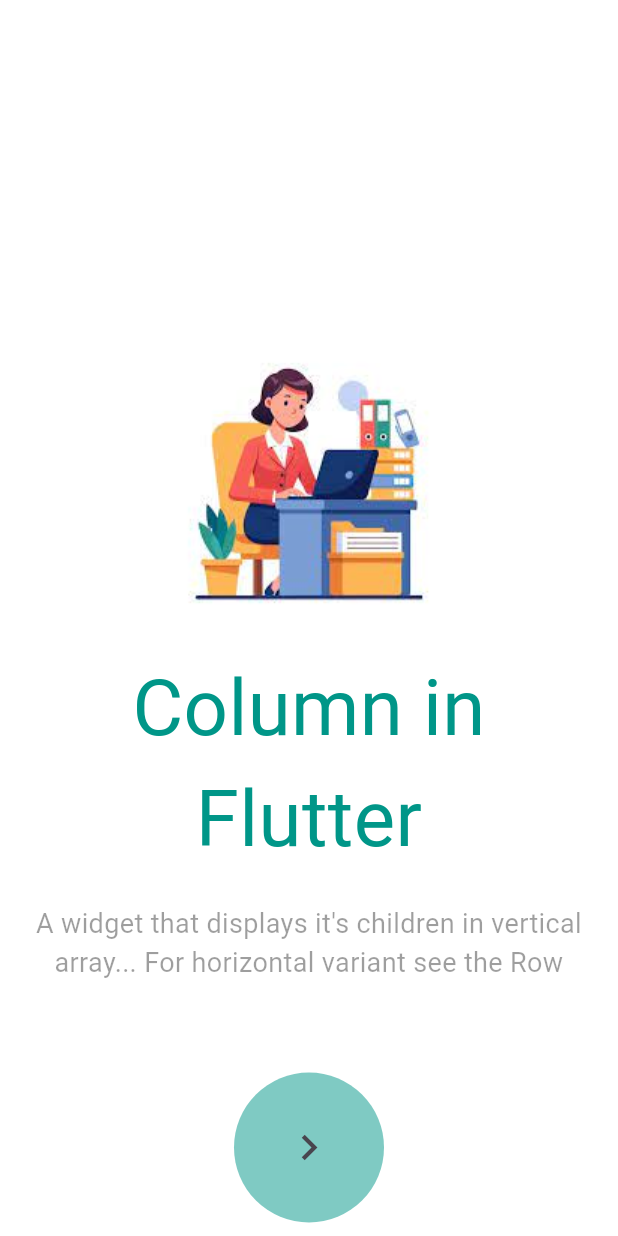
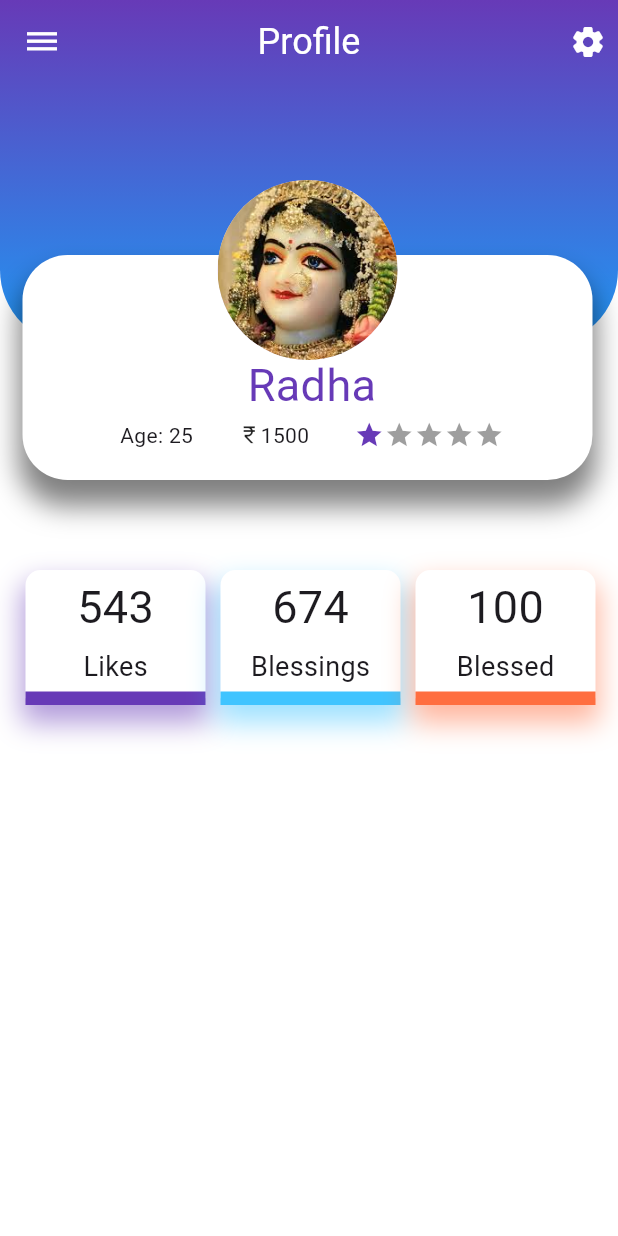
Before and after one commit to poojac-nt/Flutter_Training, a Flutter app: the screen it shows after launch, on a phone screen of 412 x 824 dp. Run offline on Flutter 3.47's test engine with Material 3 defaults, Android fonts, the phone set to English and light mode, and no system bars; drawn by our look-alikes of flutter_rating_bar.

Commit message:
Completed one screen using row,column,stack

```diff
--- a/lib/main.dart
+++ b/lib/main.dart
@@ -1,5 +1,6 @@
 import 'package:flutter/material.dart';
 import 'package:flutter_practice/widgets/column/home_screen.dart';
+import 'package:flutter_practice/widgets/row/home_screen.dart';
 
 void main() {
   runApp(const MyApp());
@@ -18,6 +19,6 @@ class MyApp extends StatelessWidget {
           colorScheme: ColorScheme.fromSeed(seedColor: Colors.deepPurple),
           useMaterial3: true,
         ),
-        home: const ColumnExample());
+        home: const RowExample());
   }
 }
--- a/lib/widgets/column/home_screen.dart
+++ b/lib/widgets/column/home_screen.dart
@@ -11,29 +11,29 @@ class ColumnExample extends StatelessWidget {
         padding: const EdgeInsets.all(10.0),
         child: Column(
           children: [
-            SizedBox(height: 200),
+            const SizedBox(height: 200),
             Container(
-              decoration: BoxDecoration(
+              decoration: const BoxDecoration(
                 color: Colors.white,
               ),
-              child: Image(
+              child: const Image(
                   fit: BoxFit.fill,
                   image: AssetImage("assets/images/images.jpeg")),
             ),
-            Text(
+            const Text(
               "Column in Flutter",
               textAlign: TextAlign.center,
               style: TextStyle(fontSize: 52, color: Colors.teal),
             ),
-            SizedBox(
+            const SizedBox(
               height: 20,
             ),
-            Text(
+            const Text(
               textAlign: TextAlign.center,
               "A widget that displays it's children in vertical array... For horizontal variant see the Row",
               style: TextStyle(fontSize: 18, color: Colors.black38),
             ),
-            SizedBox(
+            const SizedBox(
               height: 60,
             ),
             Container(
@@ -44,7 +44,7 @@ class ColumnExample extends StatelessWidget {
                     borderRadius: BorderRadius.circular(100)),
                 child: IconButton(
                     onPressed: () {},
-                    icon: Icon(
+                    icon: const Icon(
                       Icons.chevron_right,
                       size: 34,
                     )))
--- /dev/null
+++ b/lib/widgets/row/home_screen.dart
@@ -0,0 +1,161 @@
+import 'package:flutter/material.dart';
+import 'package:flutter_practice/widgets/row/row_widget.dart';
+import 'package:flutter_rating_bar/flutter_rating_bar.dart';
+
+class RowExample extends StatefulWidget {
+  const RowExample({super.key});
+
+  @override
+  State<RowExample> createState() => _RowExampleState();
+}
+
+class _RowExampleState extends State<RowExample> {
+  double? rating = 1;
+
+  @override
+  Widget build(BuildContext context) {
+    return Scaffold(
+      backgroundColor: Colors.white,
+      extendBodyBehindAppBar: true,
+      appBar: AppBar(
+        centerTitle: true,
+        elevation: 0,
+        backgroundColor: Colors.transparent,
+        title: const Text(
+          "Profile",
+          style: TextStyle(color: Colors.white, fontSize: 24),
+        ),
+        actions: [
+          const Padding(
+            padding: EdgeInsets.only(right: 8.0),
+            child: Icon(
+              Icons.settings_rounded,
+              color: Colors.white,
+            ),
+          )
+        ],
+        leading: const Icon(
+          Icons.dehaze,
+          color: Colors.white,
+        ),
+      ),
+      body: Stack(
+        children: [
+          Container(
+            height: 230,
+            width: double.infinity,
+            decoration: const BoxDecoration(
+                gradient: LinearGradient(
+                    begin: Alignment.topCenter,
+                    end: Alignment.bottomCenter,
+                    colors: [Colors.deepPurple, Colors.blue]),
+                borderRadius: BorderRadius.only(
+                    bottomLeft: Radius.circular(50),
+                    bottomRight: Radius.circular(50))),
+          ),
+          Stack(
+            children: [
+              Positioned(
+                top: 170,
+                left: 15,
+                child: Container(
+                  height: 150,
+                  width: 380,
+                  decoration: BoxDecoration(
+                      color: Colors.white,
+                      boxShadow: [
+                        BoxShadow(
+                            color: Colors.black38.withOpacity(0.5),
+                            spreadRadius: 2,
+                            blurRadius: 15,
+                            offset: const Offset(0, 15))
+                      ],
+                      borderRadius: BorderRadius.circular(30)),
+                ),
+              ),
+              const Positioned(
+                top: 120,
+                left: 145,
+                child: CircleAvatar(
+                    maxRadius: 60,
+                    backgroundImage: AssetImage("assets/images/download.jpeg")),
+              ),
+              const Positioned(
+                  top: 235,
+                  left: 165,
+                  child: Text(
+                    "Radha",
+                    style: TextStyle(fontSize: 30, color: Colors.deepPurple),
+                  )),
+              Positioned(
+                  top: 280,
+                  left: 80,
+                  child: Row(
+                    mainAxisAlignment: MainAxisAlignment.center,
+                    children: [
+                      const Text("Age: 25"),
+                      const SizedBox(
+                        width: 30,
+                      ),
+                      const Icon(
+                        Icons.currency_rupee_outlined,
+                        size: 15,
+                      ),
+                      const Text("1500"),
+                      const SizedBox(
+                        width: 30,
+                      ),
+                      RatingBar.builder(
+                          itemCount: 5,
+                          initialRating: rating ?? 0.0,
+                          minRating: 3,
+                          itemSize: 20,
+                          itemBuilder: (context, index) {
+                            return const Icon(
+                              Icons.star,
+                              color: Colors.deepPurple,
+                            );
+                          },
+                          onRatingUpdate: (rating) {
+                            setState(() {
+                              rating = rating;
+                            });
+                          })
+                    ],
+                  )),
+            ],
+          ),
+          const Positioned(
+            top: 380,
+            left: 17,
+            child: Row(
+              children: [
+                RowWidget(
+                  title: "543",
+                  subTitle: "Likes",
+                  borderColor: Colors.deepPurple,
+                ),
+                SizedBox(
+                  width: 10,
+                ),
+                RowWidget(
+                  title: "674",
+                  subTitle: "Blessings",
+                  borderColor: Colors.lightBlueAccent,
+                ),
+                SizedBox(
+                  width: 10,
+                ),
+                RowWidget(
+                  title: "100",
+                  subTitle: "Blessed",
+                  borderColor: Colors.deepOrangeAccent,
+                ),
+              ],
+            ),
+          )
+        ],
+      ),
+    );
+  }
+}
--- /dev/null
+++ b/lib/widgets/row/row_widget.dart
@@ -0,0 +1,55 @@
+import 'package:flutter/material.dart';
+
+class RowWidget extends StatelessWidget {
+  const RowWidget({
+    super.key,
+    required this.title,
+    required this.subTitle,
+    required this.borderColor,
+  });
+
+  final String title, subTitle;
+  final Color borderColor;
+
+  @override
+  Widget build(BuildContext context) {
+    return Container(
+      height: 90,
+      width: 120,
+      decoration: BoxDecoration(
+          color: Colors.white,
+          boxShadow: [
+            BoxShadow(
+                color: borderColor.withOpacity(0.5),
+                offset: Offset(0, 10),
+                blurRadius: 15,
+                spreadRadius: 2),
+          ],
+          border: Border(
+            bottom: BorderSide(
+              color: borderColor,
+              style: BorderStyle.solid,
+              width: 9,
+            ),
+          ),
+          borderRadius: BorderRadius.only(
+              topLeft: Radius.circular(10), topRight: Radius.circular(10))),
+      child: Column(
+        mainAxisAlignment: MainAxisAlignment.center,
+        children: [
+          Text(
+            title,
+            style: TextStyle(fontSize: 30),
+          ),
+          SizedBox(
+            height: 5,
+          ),
+          Text(
+            subTitle,
+            style: TextStyle(fontSize: 18),
+          )
+        ],
+      ),
+    );
+  }
+}
--- a/pubspec.yaml
+++ b/pubspec.yaml
@@ -35,10 +35,12 @@ dependencies:
   # The following adds the Cupertino Icons font to your application.
   # Use with the CupertinoIcons class for iOS style icons.
   cupertino_icons: ^1.0.8
+  flutter_rating_bar:
 
 dev_dependencies:
   flutter_test:
     sdk: flutter
+
 
   # The "flutter_lints" package below contains a set of recommended lints to
   # encourage good coding practices. The lint set provided by the package is
```
Also changed, not shown: assets/images/download.jpeg (added), pubspec.lock.
